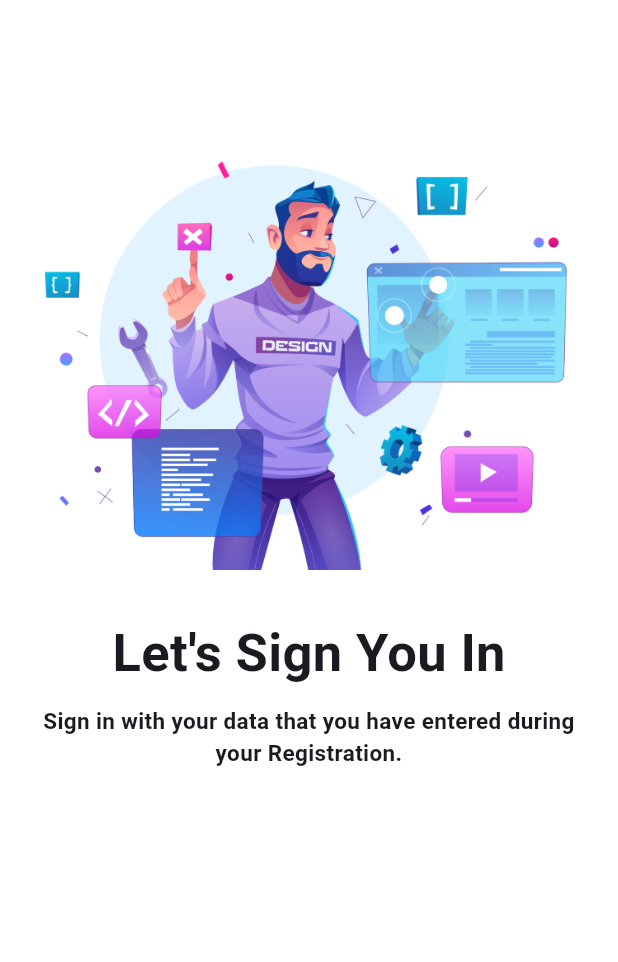
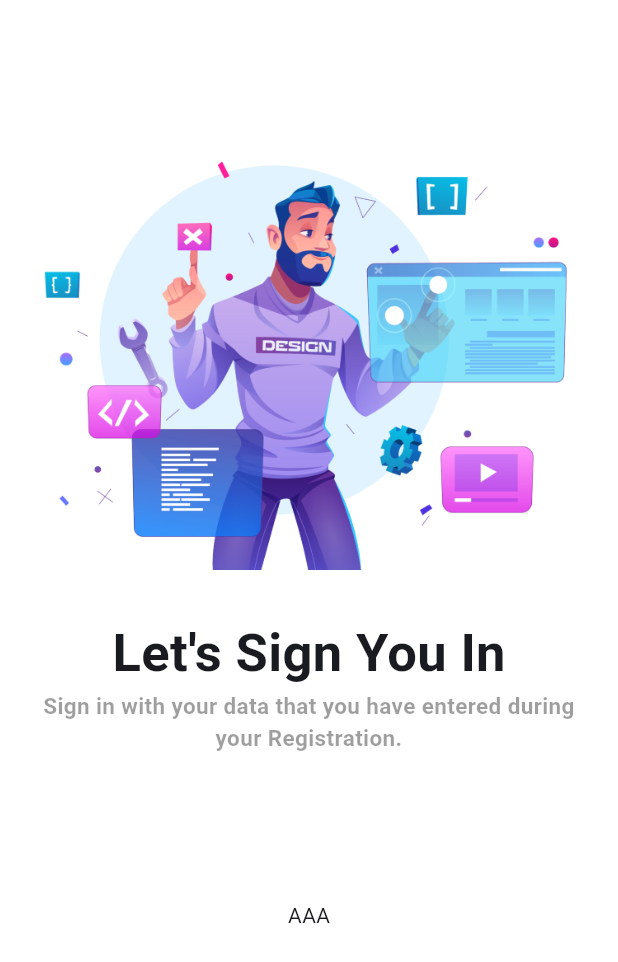
Before and after one commit to ushanwk/Flutter-MacLook-App, a Flutter app: the screen it shows after launch, on a phone screen of 412 x 824 dp. Shown: the top 962 px of the screen. Run offline on Flutter 3.47's test engine with Material 3 defaults, Android fonts, the light colour scheme and no system bars.

Commit message:
login_screen sub textfueld starting

```diff
--- a/lib/screens/login_screen.dart
+++ b/lib/screens/login_screen.dart
@@ -8,6 +8,8 @@ class LoginScreen extends StatefulWidget {
 }
 
 class _LoginScreenState extends State<LoginScreen> {
+
+  final GlobalKey<FormState> _formKeyLogin = GlobalKey<FormState>();
 
   Widget loginScreenImg(){
     return SizedBox(
@@ -39,7 +41,7 @@ class _LoginScreenState extends State<LoginScreen> {
           ),
         ),
         const Positioned(
-          top: 470,
+          top: 460,
           width: 360,
           child: Text(
             "Sign in with your data that you have entered during your Registration.",
@@ -47,10 +49,14 @@ class _LoginScreenState extends State<LoginScreen> {
             style: TextStyle(
               fontWeight: FontWeight.bold,
               fontSize: 15,
-
+              color: Colors.black38,
             ),
           ),
-        )
+        ),
+        Positioned(
+          top: 600,
+         child: Text("AAA"),
+        ),
       ],
     );
   }
```
